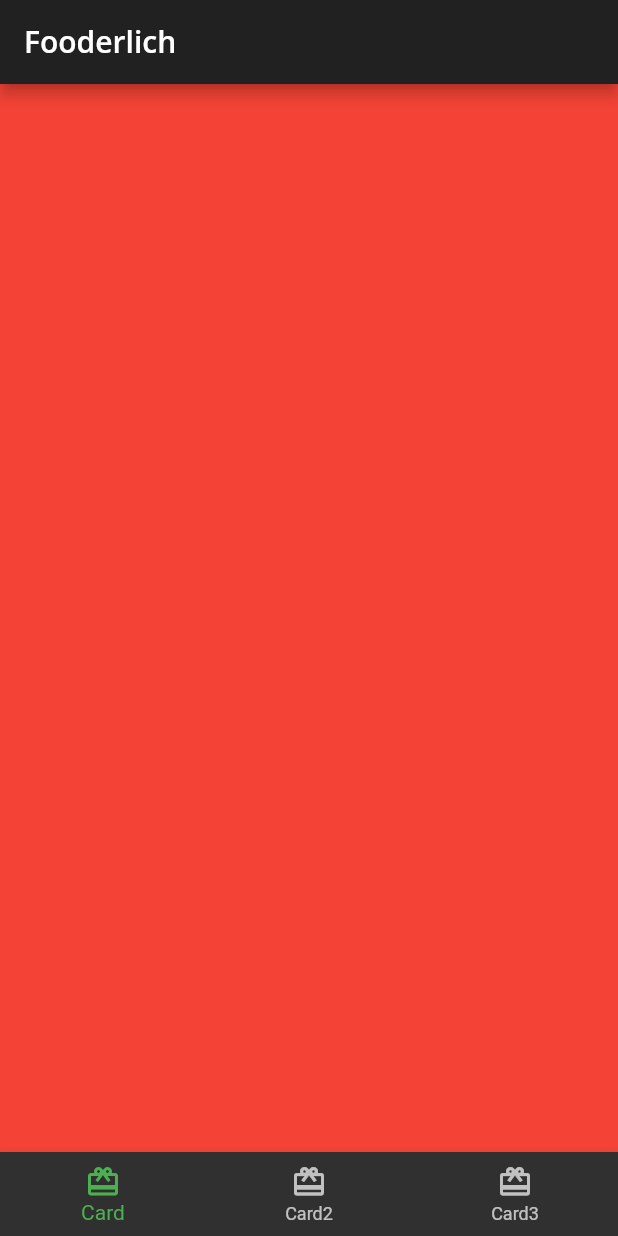
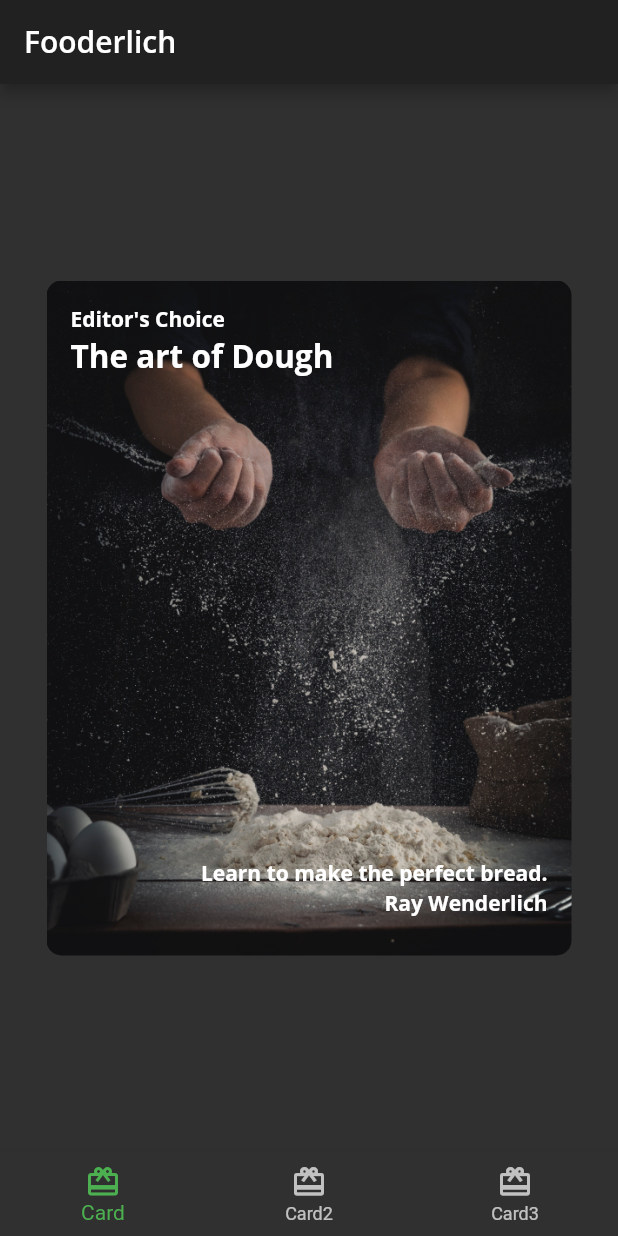
Before and after one commit to an-2018/flutter_apprentice, a Flutter app: the screen it shows after launch, on a phone screen of 412 x 824 dp. Run offline on Flutter 3.47's test engine with Material 2 defaults, Android fonts, the phone set to English and light mode, and no system bars; our stand-ins replace google_fonts.

Commit message:
conplete secciton 2 project

```diff
--- /dev/null
+++ b/secction_2_everythings_widget/fooderlich/lib/card1.dart
@@ -0,0 +1,62 @@
+import 'package:flutter/material.dart';
+import 'package:fooderlich/fooderlich_theme.dart';
+
+class Card1 extends StatelessWidget {
+  const Card1({Key? key}) : super(key: key);
+
+  final String category = "Editor's Choice";
+  final String title = "The art of Dough";
+  final String description = "Learn to make the perfect bread.";
+  final String chef = "Ray Wenderlich";
+
+  @override
+  Widget build(BuildContext context) {
+    return Center(
+      child: Container(
+        child: Stack(
+          children: [
+            Text(
+              category,
+              style: FooderlichTheme.darkTextTheme.bodyText1,
+            ),
+            Positioned(
+              child: Text(
+                title,
+                style: FooderlichTheme.darkTextTheme.headline2,
+              ),
+             top: 20,
+            ),
+            Positioned(
+              child: Text(
+                description,
+                style: FooderlichTheme.darkTextTheme.bodyText1,
+              ),
+              bottom: 30,
+              right: 0,
+            ),
+            Positioned(
+              child: Text(
+                chef,
+                style: FooderlichTheme.darkTextTheme.bodyText1,
+              ),
+              bottom: 10,
+              right: 0,
+            ),
+          ],
+        ),
+        padding: const EdgeInsets.all(16),
+        constraints: BoxConstraints.expand(
+          width: 350,
+          height: 450,
+        ),
+        decoration: const BoxDecoration(
+          image: DecorationImage(
+            image: AssetImage("assets/mag1.png"),
+            fit: BoxFit.cover,
+          ),
+          borderRadius: BorderRadius.all(Radius.circular(10.0)),
+        ),
+      ),
+    );
+  }
+}
--- a/secction_2_everythings_widget/fooderlich/lib/home.dart
+++ b/secction_2_everythings_widget/fooderlich/lib/home.dart
@@ -1,5 +1,8 @@
 import 'package:flutter/material.dart';
+import 'package:fooderlich/card1.dart';
+import 'package:fooderlich/card2.dart';
 
+import 'card3.dart';
 import 'fooderlich_theme.dart';
 
 class Home extends StatefulWidget {
@@ -13,9 +16,9 @@ class _HomeState extends State<Home> {
   int _selectedIndex = 0;
 
   static List<Widget> pages = <Widget>[
-    Container(color: Colors.red,),
-    Container(color: Colors.green,),
-    Container(color: Colors.blue,),
+    const Card1(),
+    const Card2(),
+    const Card3(),
   ];
 
   void _onItemTapped(int index) {
@@ -23,27 +26,36 @@ class _HomeState extends State<Home> {
       _selectedIndex = index;
     });
   }
+
   @override
   Widget build(BuildContext context) {
     return Scaffold(
-      // TODO: Style the title
       appBar: AppBar(
         title: Text(
           'Fooderlich',
           style: Theme.of(context).textTheme.headline6,
         ),
       ),
-      // TODO: Style the body text
       body: pages[_selectedIndex],
       bottomNavigationBar: BottomNavigationBar(
         onTap: _onItemTapped,
         currentIndex: _selectedIndex,
         selectedItemColor: Theme.of(context).textSelectionTheme.selectionColor,
         items: <BottomNavigationBarItem>[
-          const BottomNavigationBarItem(icon: Icon(Icons.card_giftcard), label: "Card"),
-          const BottomNavigationBarItem(icon: Icon(Icons.card_giftcard), label: "Card2"),
-          const BottomNavigationBarItem(icon: Icon(Icons.card_giftcard), label: "Card3"),
-      ],),
+          const BottomNavigationBarItem(
+            icon: Icon(Icons.card_giftcard),
+            label: "Card",
+          ),
+          const BottomNavigationBarItem(
+            icon: Icon(Icons.card_giftcard),
+            label: "Card2",
+          ),
+          const BottomNavigationBarItem(
+            icon: Icon(Icons.card_giftcard),
+            label: "Card3",
+          ),
+        ],
+      ),
     );
   }
 }
--- a/secction_2_everythings_widget/fooderlich/lib/main.dart
+++ b/secction_2_everythings_widget/fooderlich/lib/main.dart
@@ -13,7 +13,6 @@ class Fooderlich extends StatelessWidget {
   @override
   Widget build(BuildContext context) {
     final theme = FooderlichTheme.dark();
-    // TODO: Apply Home widget
     // 3
     return MaterialApp(
       theme: theme,
```
Also changed, not shown: secction_2_everythings_widget/fooderlich/lib/author_card.dart (added, +59 -0 lines), secction_2_everythings_widget/fooderlich/lib/card2.dart (added, +61 -0 lines), secction_2_everythings_widget/fooderlich/lib/card3.dart (added, +114 -0 lines), secction_2_everythings_widget/fooderlich/lib/circle_image.dart (added, +23 -0 lines).
